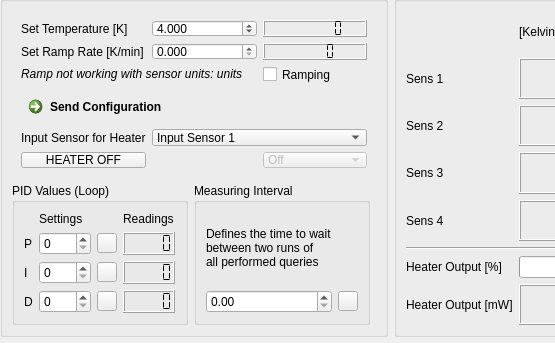
This is CryostatGUI/LakeShore/lakeshore350_Qwidget.ui in Cryostat-GUI/Cryostat-GUI as Qt 5 draws it before an edit; both pictures show x 0 to 555 and y 95 to 438 of the 666 by 438 pixel window. The edited form follows.
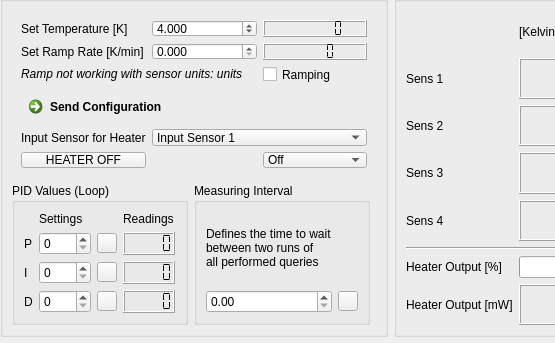
This is the edited form. Icons and pictures are not drawn.

What changed in the file:
```diff
--- a/CryostatGUI/LakeShore/lakeshore350_Qwidget.ui
+++ b/CryostatGUI/LakeShore/lakeshore350_Qwidget.ui
@@ -164,7 +164,7 @@
        <item row="6" column="2">
         <widget class="QComboBox" name="comboBox">
          <property name="enabled">
-          <bool>false</bool>
+          <bool>true</bool>
          </property>
          <item>
           <property name="text">
```
Left out of the diff: 16 changed lines with no effect on the pictures.
